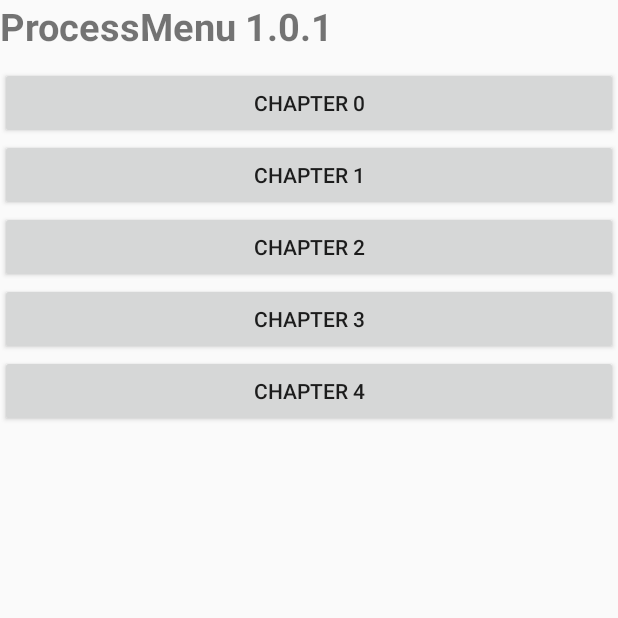
After one commit to TheVolatileV/ComicReader, an Android app: the ProcessMenu screen opened directly, with no data from a screen before it, on a phone screen of 412 x 824 dp, the top half of it. The commit adds this screen. Run offline under Robolectric (Android 15) with nearby library versions, the phone set to English and light mode, and no system bars.

Commit message:
implement ProcessMenu 1.0.1

```diff
--- a/app/build.gradle
+++ b/app/build.gradle
@@ -41,10 +41,14 @@ dependencies {
     androidTestCompile('com.android.support.test.espresso:espresso-core:2.2.2', {
         exclude group: 'com.android.support', module: 'support-annotations'
     })
+
     compile 'com.android.support:appcompat-v7:24.2.1'
-    testCompile 'junit:junit:4.12'
     compile 'org.apache.directory.studio:org.apache.commons.io:2.4'
     compile 'org.jsoup:jsoup:1.10.1'
     compile 'com.google.android.gms:play-services-appindexing:8.4.0'
     compile 'com.squareup.picasso:picasso:2.6.0-SNAPSHOT'
+    compile 'com.android.support:design:24.1.1'
+    compile 'com.github.dmytrodanylyk.android-process-button:library:1.0.4'
+    compile 'com.android.support.constraint:constraint-layout:1.0.2'
+    testCompile 'junit:junit:4.12'
 }
--- a/app/src/main/java/stem/comicreader/MangareaderDownloader.java
+++ b/app/src/main/java/stem/comicreader/MangareaderDownloader.java
@@ -147,10 +147,12 @@ public class MangareaderDownloader {
 		String title = this.manga.getSeriesTitle();
 
 		while (attempts < altTitles.length) {
+
 			try {
 				String searchUrl = baseSearchUrl + "?q=" + title;
 				Element content = Jsoup.connect(searchUrl).get().body();
 				if (content.text().equals("")) { // No match found for title
+
 					if (attempts + 1 == altTitles.length) { // ran out of attempts, manga not found
 						break;
 					}
--- /dev/null
+++ b/app/src/main/java/stem/comicreader/ProcessMenu.java
@@ -0,0 +1,92 @@
+package stem.comicreader;
+
+import android.app.Activity;
+import android.content.Intent;
+import android.os.Bundle;
+import android.util.Log;
+import android.view.Gravity;
+import android.view.View;
+import android.view.View.OnClickListener;
+import android.widget.Button;
+import android.widget.LinearLayout;
+import android.widget.Toast;
+
+/**
+ * The ProcessMenu program implements an application that generates and displays a list of buttons
+ * with click listeners on an Android device.
+ *
+ * @author Wilton Latham
+ * @version 1.0.1
+ * @since   2017-04-30
+ */
+public class ProcessMenu extends Activity implements OnClickListener{
+
+    private static final int MY_BUTTON = 9000;
+
+    /**
+     * This method is used to initialize the activity
+     * @param savedInstanceState object that permits activities to restore to a previous state
+     */
+    @Override
+    public void onCreate(Bundle savedInstanceState) {
+        super.onCreate(savedInstanceState);
+        setContentView(R.layout.activity_process_menu);
+
+        LinearLayout ll = (LinearLayout)findViewById(R.id.linearLayout2);
+
+        Intent intent = getIntent();
+        final String seriesTitle = intent.getStringExtra("seriesTitle"); //if it's a string you stored.
+
+        //add buttons
+        final Button[] b = new Button[5];
+        for(int i=0; i<5; i++){
+            b[i]  = new Button(this);
+            b[i].setText("Chapter " + i);
+            b[i].setId(i);
+            final int id_ = b[i].getId();
+            ll.addView(b[i]);
+            Button btn = ((Button) findViewById(id_));
+            btn.setOnClickListener(new View.OnClickListener() {
+                public void onClick(View view) {
+                    Toast.makeText(view.getContext(),
+                            "Button clicked index = " + id_, Toast.LENGTH_SHORT)
+                            .show();
+                    Intent myIntent = new Intent(ProcessMenu.this, ReaderActivity.class);
+                    myIntent.putExtra("seriesTitle", seriesTitle);
+                    myIntent.putExtra("chapterNum", id_);
+                    startActivity(myIntent);
+                }
+            });
+        }
+
+
+    }
+
+    /**
+     * This method is used to specify an action when the back button is pressed.
+     */
+    @Override
+    public void onBackPressed(){
+        Intent intent = new Intent(ProcessMenu.this, LoginActivity.class);
+        startActivity(intent);
+    }
+
+    /**
+     * This method is used to construct the values for this class.
+     * @param v reference to a View object
+     */
+    public void onClick(View v) {
+        Toast toast;
+        Log.w("ANDROID DYNAMIC VIEWS:", "View Id: " + v.getId());
+        switch (v.getId()) {
+            case MY_BUTTON:
+                toast = Toast.makeText(this, "Clicked on my dynamically added button!", Toast.LENGTH_LONG);
+                toast.setGravity(Gravity.TOP, 25, 400);
+                toast.show();
+                break;
+            // More buttons go here (if any) ...
+
+        }
+    }
+
+}
--- /dev/null
+++ b/app/src/main/res/layout/activity_process_menu.xml
@@ -0,0 +1,20 @@
+<?xml version="1.0" encoding="utf-8"?>
+<LinearLayout xmlns:android="http://schemas.android.com/apk/res/android"
+    android:orientation="vertical"
+    android:layout_width="fill_parent"
+    android:layout_height="fill_parent"
+    >
+    <LinearLayout android:id="@+id/linearLayout1" android:layout_height="match_parent"
+        android:orientation="vertical" android:layout_width="match_parent">
+        <TextView android:id="@+id/textView5" android:text="ProcessMenu 1.0.1"
+            android:layout_height="wrap_content" android:layout_width="match_parent"
+            android:textStyle="bold" android:textSize="25sp" android:paddingBottom="10dp">
+        </TextView>
+        <ScrollView android:layout_height="match_parent" android:id="@+id/scrollView1"
+            android:layout_width="match_parent">
+            <LinearLayout android:id="@+id/linearLayout2" android:layout_width="match_parent"
+                android:orientation="vertical" android:layout_height="match_parent">
+            </LinearLayout>
+        </ScrollView>
+    </LinearLayout>
+</LinearLayout>
--- a/app/src/main/res/values/dimens.xml
+++ b/app/src/main/res/values/dimens.xml
@@ -2,4 +2,5 @@
     <!-- Default screen margins, per the Android Design guidelines. -->
     <dimen name="activity_horizontal_margin">16dp</dimen>
     <dimen name="activity_vertical_margin">16dp</dimen>
+    <dimen name="fab_margin">16dp</dimen>
 </resources>
--- a/app/src/main/res/values/ids.xml
+++ b/app/src/main/res/values/ids.xml
@@ -1,4 +1,6 @@
 <?xml version="1.0" encoding="utf-8"?>
 <resources>
     <item type="id" name = "viewPager" />
+    <item name="titleId" type="id" />
+    <item name="svId" type="id" />
 </resources>
--- a/app/src/main/res/values/strings.xml
+++ b/app/src/main/res/values/strings.xml
@@ -11,4 +11,5 @@
     <string name="my_anime_list_title">My Anime List</string>
     <string name="default_date">0000-00-00</string>
     <string name="N_A">N/A</string>
+    <string name="title_activity_process_menu">ProcessMenu</string>
 </resources>
```
Also changed, not shown: app/src/main/AndroidManifest.xml (+26 -14 lines), app/src/main/java/stem/comicreader/MangaFragment.java (+18 -15 lines), app/src/main/java/stem/comicreader/MangaPagerActivity.java (+17 -11 lines), app/src/main/java/stem/comicreader/ReaderActivity.java (+85 -22 lines), app/src/main/res/layout/content_process_menu2.xml (added, +11 -0 lines), app/src/main/res/values/styles.xml (+9 -0 lines).
